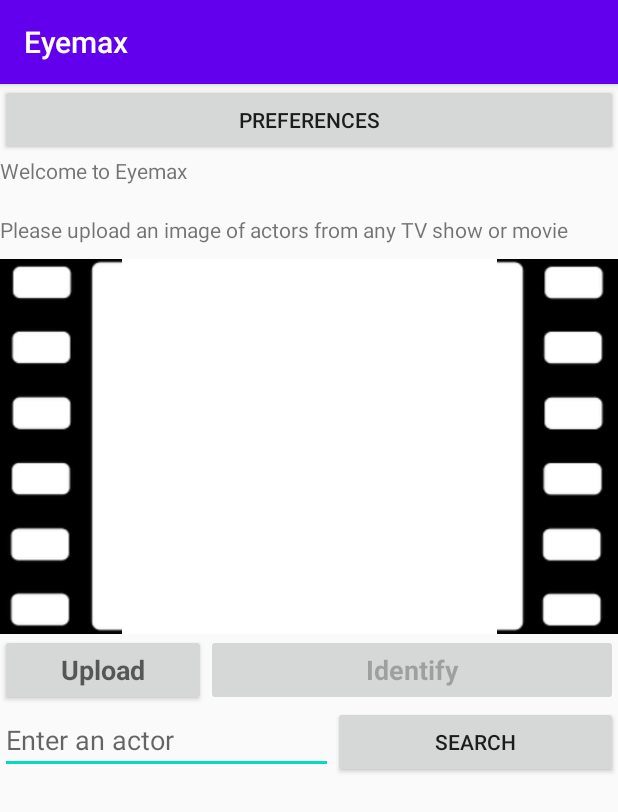
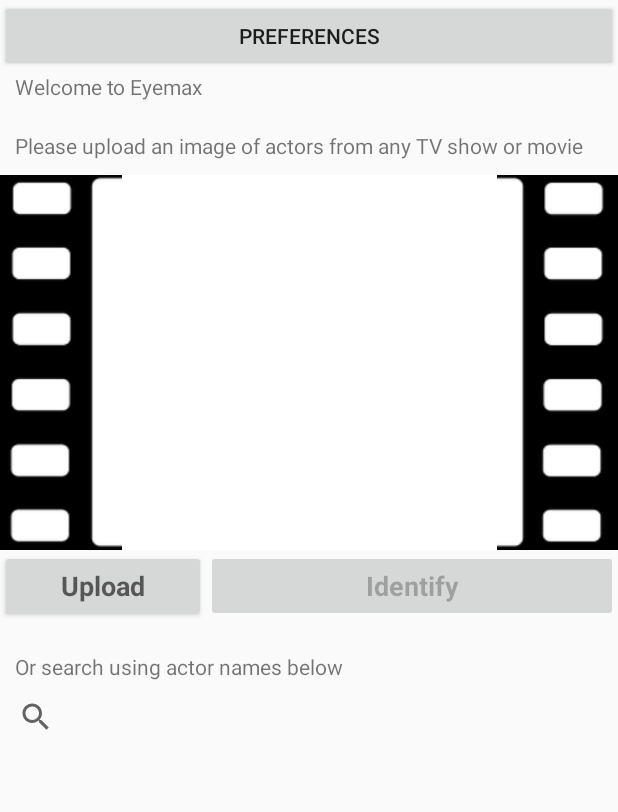
Before and after one commit to benjaminsg/eyemax, an Android app: the screen it shows after launch (MainActivity), on a phone screen of 412 x 824 dp. Shown: the top 812 px of the screen. Run offline under Robolectric (Android 15) with nearby library versions, the phone set to English and light mode, and no system bars; libraries missing offline, so code that uses them is left out: com.amplifyframework, com.amplifyframework.api, com.amplifyframework.auth, com.amplifyframework.core; 4 statements that could not run were skipped.

Commit message:
modify MainActivity actor search

```diff
--- a/app/src/main/AndroidManifest.xml
+++ b/app/src/main/AndroidManifest.xml
@@ -20,7 +20,7 @@
         android:label="@string/app_name"
         android:roundIcon="@mipmap/ic_launcher_round"
         android:supportsRtl="true"
-        android:theme="@style/AppTheme">
+        android:theme="@style/Theme.AppCompat.Light.NoActionBar">
         <activity android:name=".MainActivity" android:screenOrientation="portrait">
             <intent-filter>
                 <action android:name="android.intent.action.MAIN" />
--- a/app/src/main/java/com/example/eyemax/IdentifyActivity.java
+++ b/app/src/main/java/com/example/eyemax/IdentifyActivity.java
@@ -66,7 +66,11 @@ public class IdentifyActivity extends Activity {
         if(getIntent().hasExtra("searchedActor")) {
             //if we were passed a search name, we assign as the only element of foundCelebs
             foundCelebs = new ArrayList<>();
-            foundCelebs.add(getIntent().getStringExtra("searchedActor"));
+            String actorQuery = getIntent().getStringExtra("searchedActor");
+            String[] actors = actorQuery.split(", ");
+            for(String actor: actors){
+                foundCelebs.add(actor);
+            }
         } else {
             //if we were passed an image, we decode it and call getCelebrities to identify
             byte[] byteArray = getIntent().getByteArrayExtra("image");
--- a/app/src/main/java/com/example/eyemax/MainActivity.java
+++ b/app/src/main/java/com/example/eyemax/MainActivity.java
@@ -18,6 +18,7 @@ import android.view.View;
 import android.widget.Button;
 import android.widget.EditText;
 import android.widget.ImageView;
+import android.widget.SearchView;
 import android.widget.Toast;
 
 import java.io.ByteArrayOutputStream;
@@ -44,6 +45,8 @@ public class MainActivity extends AppCompatActivity {
 
     private Button buttonIdentify;
 
+    private SearchView searchView;
+
     ImageView IDProf;
     Button Upload_Btn;
 
@@ -58,18 +61,17 @@ public class MainActivity extends AppCompatActivity {
         setContentView(R.layout.activity_main);
 
         //initialize UI
-        editTextActor = (EditText) findViewById(R.id.editTextActor);
+        searchView = (SearchView) findViewById(R.id.searchView);
 
-        Button buttonSearch = (Button) findViewById(R.id.buttonSearch);
+        //handle text actor search
+        searchView.setOnQueryTextListener(new SearchView.OnQueryTextListener() {
 
-        //when search button is clicked pass search
-        buttonSearch.setOnClickListener(new View.OnClickListener() {
             @Override
-            public void onClick(View v) {
-                //if edit text actor contains text create intent containing it, otherwise display
-                //a toast asking the user to populate it to continue
-                if(editTextActor.getText().length() > 0) {
-                    search(v);
+            public boolean onQueryTextSubmit(String query) {
+                //only search if an actor has been typed in
+                if(query.length() > 0) {
+                    System.out.println("We will search");
+                    search(query);
                 } else {
                     Context context = getApplicationContext();
                     CharSequence text = "Please enter an actor to search before proceeding";
@@ -78,7 +80,14 @@ public class MainActivity extends AppCompatActivity {
                     Toast toast = Toast.makeText(context, text, duration);
                     toast.show();
                 }
+                return false;
             }
+
+            @Override
+            public boolean onQueryTextChange(String newText) {
+                return false;
+            }
+
         });
 
         buttonIdentify = (Button) findViewById(R.id.button_identify);
@@ -156,10 +165,9 @@ public class MainActivity extends AppCompatActivity {
     }
 
     //create intent for IdentifyActivity containing actor search string and start it
-    public void search(View v) {
+    public void search(String actorName) {
         Intent intent = new Intent(this, IdentifyActivity.class);
 
-        String actorName = editTextActor.getText().toString();
         intent.putExtra("searchedActor", actorName);
         startActivity(intent);
     }
--- a/app/src/main/res/layout/activity_main.xml
+++ b/app/src/main/res/layout/activity_main.xml
@@ -23,6 +23,7 @@
             android:layout_width="wrap_content"
             android:layout_height="wrap_content"
             android:text="@string/welcome_to_eyemax"
+            android:layout_marginLeft="10dp"
             tools:layout_editor_absoluteX="8dp"
             tools:layout_editor_absoluteY="8dp" />
 
@@ -30,6 +31,7 @@
             android:layout_width="match_parent"
             android:layout_height="wrap_content"
             android:layout_marginTop="20dp"
+            android:layout_marginLeft="10dp"
             android:text="@string/please_upload_an_image_of_actors_from_any_tv_show_or_movie" />
 
         <ImageView
@@ -64,26 +66,20 @@
                 android:textStyle="bold" />
         </LinearLayout>
 
-        <LinearLayout
+        <TextView
+            android:id="@+id/textExplainSearch"
             android:layout_width="match_parent"
             android:layout_height="wrap_content"
-            android:orientation="horizontal">
+            android:layout_marginTop="20dp"
+            android:layout_marginLeft="10dp"
+            android:text="Or search using actor names below" />
 
-            <EditText
-                android:id="@+id/editTextActor"
-                android:layout_width="wrap_content"
-                android:layout_height="wrap_content"
-                android:layout_weight="1"
-                android:inputType="text"
-                android:hint="@string/enter_an_actor"/>
+        <SearchView
+            android:id="@+id/searchView"
+            android:layout_width="match_parent"
+            android:layout_height="wrap_content"
+            android:queryHint="ex. Tom Hanks, Will Smith"/>
 
-            <Button
-                android:id="@+id/buttonSearch"
-                android:layout_width="wrap_content"
-                android:layout_height="wrap_content"
-                android:layout_weight="1"
-                android:text="@string/search"/>
-        </LinearLayout>
     </LinearLayout>
 
 
```
Also changed, not shown: 1 other file.
